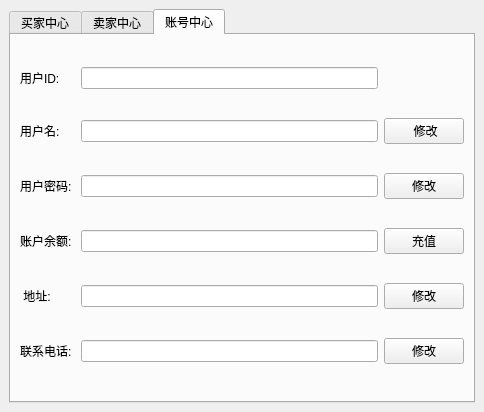
Old version of the form usercenter.ui in the repository yunzinan/AP_CAP.
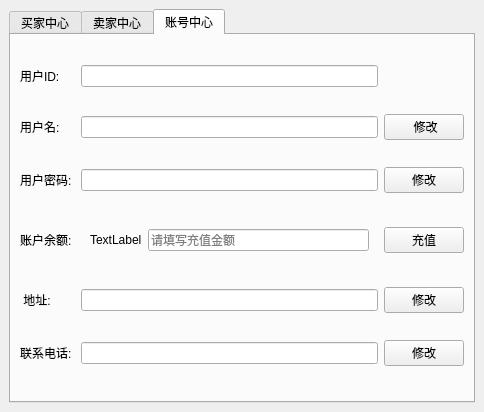
New version of the form. The open tabs and pages were chosen to show the change.

```diff
--- a/usercenter.ui
+++ b/usercenter.ui
@@ -422,13 +422,6 @@
         <string>账号中心</string>
        </attribute>
        <layout class="QGridLayout" name="gridLayout">
-        <item row="4" column="2">
-         <widget class="QPushButton" name="pushButton_address">
-          <property name="text">
-           <string>修改</string>
-          </property>
-         </widget>
-        </item>
         <item row="2" column="0">
          <widget class="QLabel" name="label_4">
           <property name="text">
@@ -436,6 +429,16 @@
           </property>
          </widget>
         </item>
+        <item row="2" column="3">
+         <widget class="QPushButton" name="pushButton_userPwd">
+          <property name="text">
+           <string>修改</string>
+          </property>
+         </widget>
+        </item>
+        <item row="2" column="2">
+         <widget class="QLineEdit" name="lineEdit_userPwd"/>
+        </item>
         <item row="4" column="0">
          <widget class="QLabel" name="label_6">
           <property name="text">
@@ -443,6 +446,54 @@
           </property>
          </widget>
         </item>
+        <item row="3" column="0">
+         <widget class="QLabel" name="label_5">
+          <property name="text">
+           <string>账户余额:</string>
+          </property>
+         </widget>
+        </item>
+        <item row="5" column="0">
+         <widget class="QLabel" name="label_7">
+          <property name="text">
+           <string>联系电话: </string>
+          </property>
+         </widget>
+        </item>
+        <item row="4" column="2">
+         <widget class="QLineEdit" name="lineEdit_address"/>
+        </item>
+        <item row="5" column="2">
+         <widget class="QLineEdit" name="lineEdit_phoneNumber"/>
+        </item>
+        <item row="1" column="3">
+         <widget class="QPushButton" name="pushButton_username">
+          <property name="text">
+           <string> 修改</string>
+          </property>
+         </widget>
+        </item>
+        <item row="5" column="3">
+         <widget class="QPushButton" name="pushButton_phoneNumber">
+          <property name="text">
+           <string>修改</string>
+          </property>
+         </widget>
+        </item>
+        <item row="0" column="2">
+         <widget class="QLineEdit" name="lineEdit_userID">
+          <property name="readOnly">
+           <bool>true</bool>
+          </property>
+         </widget>
+        </item>
+        <item row="4" column="3">
+         <widget class="QPushButton" name="pushButton_address">
+          <property name="text">
+           <string>修改</string>
+          </property>
+         </widget>
+        </item>
         <item row="1" column="0">
          <widget class="QLabel" name="label_2">
           <property name="text">
@@ -450,16 +501,13 @@
           </property>
          </widget>
         </item>
-        <item row="2" column="2">
-         <widget class="QPushButton" name="pushButton_userPwd">
+        <item row="3" column="3">
+         <widget class="QPushButton" name="pushButton_balance">
           <property name="text">
-           <string>修改</string>
+           <string>充值</string>
           </property>
          </widget>
         </item>
-        <item row="1" column="1">
-         <widget class="QLineEdit" name="lineEdit_username"/>
-        </item>
         <item row="0" column="0">
          <widget class="QLabel" name="label_3">
           <property name="text">
@@ -467,56 +515,29 @@
           </property>
          </widget>
         </item>
-        <item row="5" column="1">
-         <widget class="QLineEdit" name="lineEdit_phoneNumber"/>
-        </item>
         <item row="1" column="2">
-         <widget class="QPushButton" name="pushButton_username">
-          <property name="text">
-           <string> 修改</string>
-          </property>
-         </widget>
+         <widget class="QLineEdit" name="lineEdit_username"/>
         </item>
         <item row="3" column="2">
-         <widget class="QPushButton" name="pushButton_balance">
-          <property name="text">
-           <string>充值</string>
-          </property>
+         <widget class="QWidget" name="widget_5" native="true">
+          <layout class="QHBoxLayout" name="horizontalLayout_4">
+           <item>
+            <widget class="QLabel" name="label_balance">
+             <property name="text">
+              <string>TextLabel</string>
+             </property>
+            </widget>
+           </item>
+           <item>
+            <widget class="QLineEdit" name="lineEdit_balance">
+             <property name="placeholderText">
+              <string>请填写充值金额</string>
+             </property>
+            </widget>
+           </item>
+          </layout>
          </widget>
         </item>
-        <item row="3" column="1">
-         <widget class="QLineEdit" name="lineEdit_balance"/>
-        </item>
-        <item row="5" column="2">
-         <widget class="QPushButton" name="pushButton_phoneNumber">
-          <property name="text">
-           <string>修改</string>
-          </property>
-         </widget>
-        </item>
-        <item row="3" column="0">
-         <widget class="QLabel" name="label_5">
-          <property name="text">
-           <string>账户余额:</string>
-          </property>
-         </widget>
-        </item>
-        <item row="4" column="1">
-         <widget class="QLineEdit" name="lineEdit_address"/>
-        </item>
-        <item row="5" column="0">
-         <widget class="QLabel" name="label_7">
-          <property name="text">
-           <string>联系电话: </string>
-          </property>
-         </widget>
-        </item>
-        <item row="2" column="1">
-         <widget class="QLineEdit" name="lineEdit_userPwd"/>
-        </item>
-        <item row="0" column="1">
-         <widget class="QLineEdit" name="lineEdit_userID"/>
-        </item>
        </layout>
       </widget>
      </widget>
```
Left out of the diff: 31 changed lines with no effect on the pictures.
